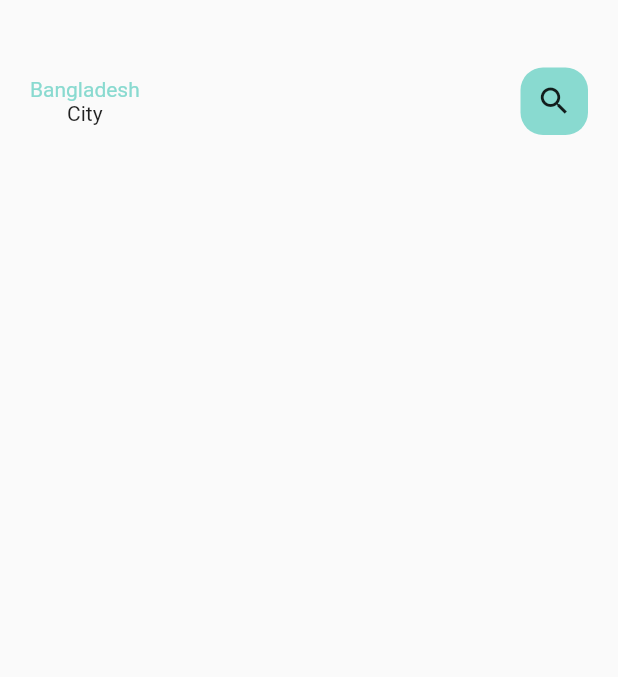
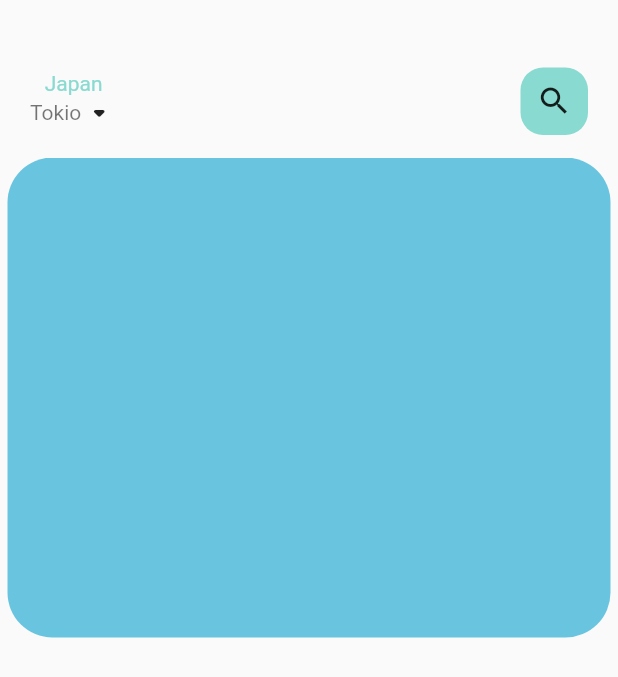
Before and after one commit to DXelor/Licious_App, a Flutter app: the screen it shows after launch, on a phone screen of 412 x 824 dp. Shown: the top 677 px of the screen. Run offline on Flutter 3.47's test engine with Material 2 defaults, Android fonts, the phone set to English and light mode, and no system bars.

```diff
--- /dev/null
+++ b/lib/screens/licious_page_body.dart
@@ -0,0 +1,32 @@
+import 'package:flutter/cupertino.dart';
+
+class FoodPageBody extends StatefulWidget {
+  FoodPageBody({Key? key}) : super(key: key);
+
+  @override
+  State<FoodPageBody> createState() => _FoodPageBodyState();
+}
+
+class _FoodPageBodyState extends State<FoodPageBody> {
+  @override
+  Widget build(BuildContext context) {
+    return Container(
+      height: 320,
+      child: PageView.builder(
+          itemCount: 5,
+          itemBuilder: (context, position) {
+            return _buildPageItem(position);
+          }),
+    );
+  }
+
+  Widget _buildPageItem(int index) {
+    return Container(
+      height: 220,
+      margin: const EdgeInsets.only(left: 5, right: 5),
+      decoration: BoxDecoration(
+          borderRadius: BorderRadius.circular(30),
+          color: index.isEven ? Color(0xFF69c5df) : Color(0xFF9294cc)),
+    );
+  }
+}
--- a/lib/screens/main_licious.dart
+++ b/lib/screens/main_licious.dart
@@ -1,6 +1,8 @@
 import 'package:flutter/material.dart';
+import 'package:licious/screens/licious_page_body.dart';
 import 'package:licious/utils/colors.dart';
 import 'package:licious/widgets/main_text.dart';
+import 'package:licious/widgets/secondary_text.dart';
 
 class MainLicious extends StatefulWidget {
   const MainLicious({Key? key}) : super(key: key);
@@ -25,11 +27,19 @@ class _MainLiciousState extends State<MainLicious> {
                   Column(
                     children: [
                       MainText(
-                        text: "Bangladesh",
+                        text: "Japan",
                         color: AppColors.mainColor,
                         size: 30,
                       ),
-                      const Text('City')
+                      Row(
+                        children: [
+                          SecondaryText(
+                            text: 'Tokio',
+                            color: Colors.black54,
+                          ),
+                          Icon(Icons.arrow_drop_down_rounded)
+                        ],
+                      )
                     ],
                   ),
                   Center(
@@ -45,6 +55,7 @@ class _MainLiciousState extends State<MainLicious> {
                 ]),
           ),
         ),
+        FoodPageBody()
       ],
     ));
   }
--- a/lib/widgets/main_text.dart
+++ b/lib/widgets/main_text.dart
@@ -17,6 +17,7 @@ class MainText extends StatelessWidget {
   Widget build(BuildContext context) {
     return Text(
       text,
+      maxLines: 1,
       overflow: overflow,
       style: TextStyle(
           fontFamily: 'Roboto', color: color, fontWeight: FontWeight.w400),
--- a/lib/widgets/secondary_text.dart
+++ b/lib/widgets/secondary_text.dart
@@ -17,7 +17,7 @@ class SecondaryText extends StatelessWidget {
   Widget build(BuildContext context) {
     return Text(
       text,
-      style: TextStyle(fontFamily: 'Roboto', color: color),
+      style: TextStyle(fontFamily: 'Roboto', color: color, height: height),
     );
   }
 }
```
